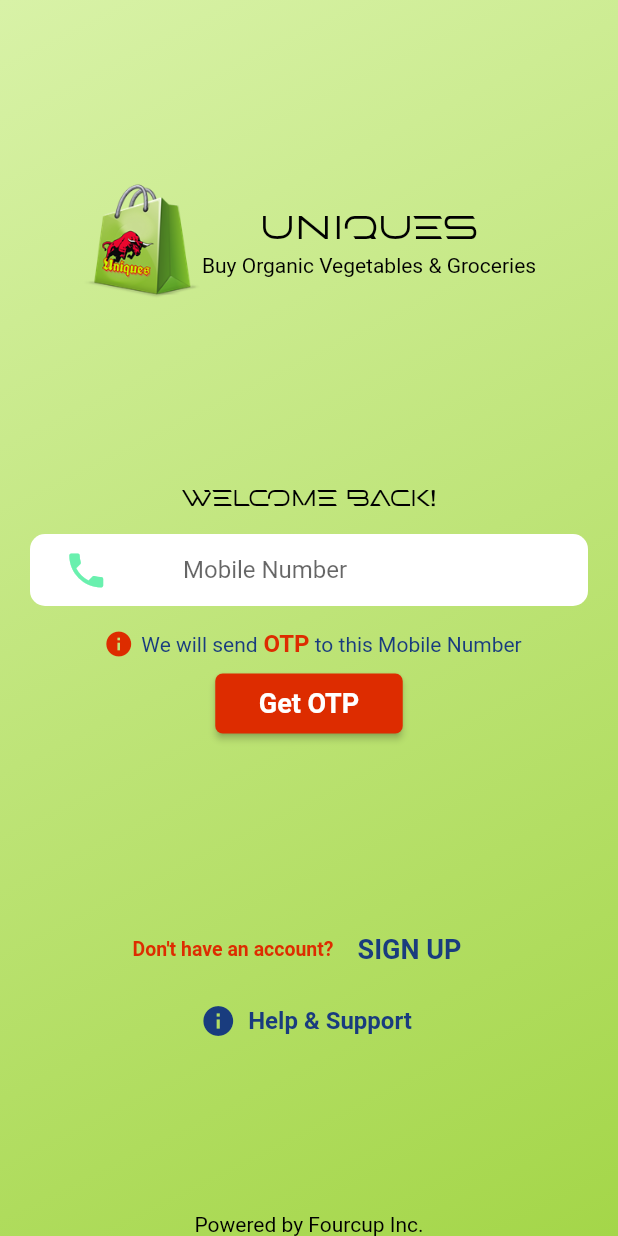
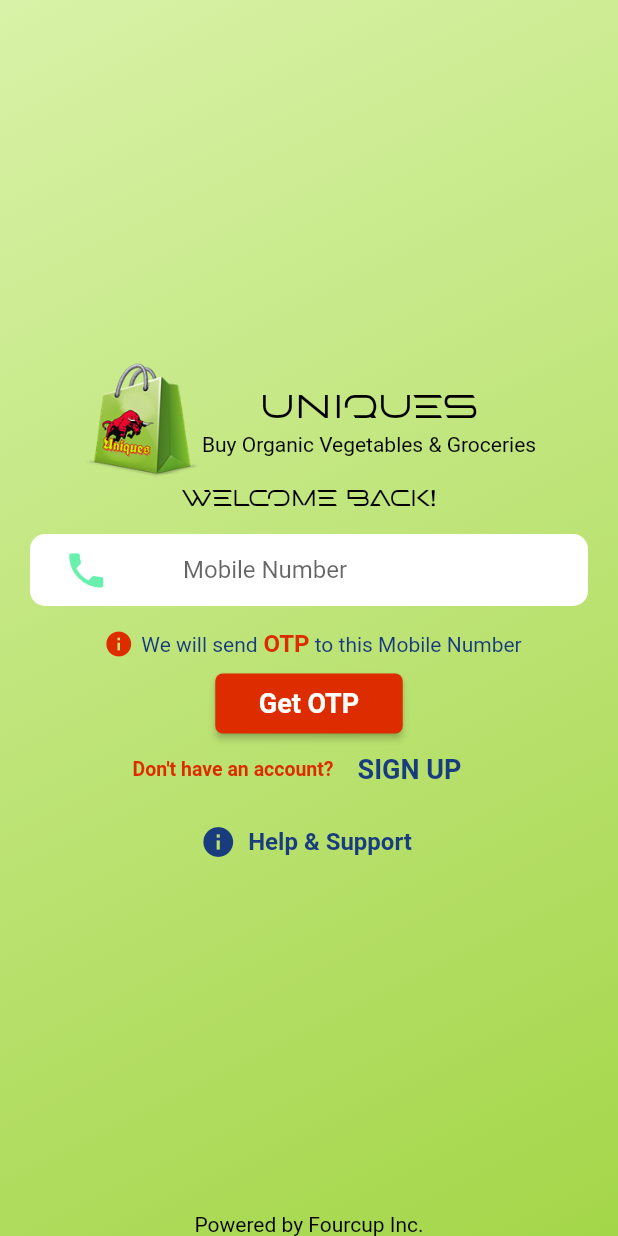
Before and after one commit to muthu-tm/food-order-app, a Flutter app: the screen it shows after launch, on a phone screen of 412 x 824 dp. Run offline on Flutter 3.47's test engine with Material 2 defaults, Android fonts, the phone set to English and light mode, and no system bars; our stand-ins replace cached_network_image, camera, carousel_pro, cloud_firestore, datetime_picker_formfield, email_validator and 14 more; missing offline and left inert: encrypt, exif, geoflutterfire; accounts and stored records are empty; generated files the repository leaves out were written again; Roboto replaces fonts that are missing (Georgia, Hind).

Commit message:
fixing compatible issue

```diff
--- a/lib/screens/home/LoginPage.dart
+++ b/lib/screens/home/LoginPage.dart
@@ -96,7 +96,7 @@ class _LoginPageState extends State<LoginPage> {
 
   Widget _getBody() {
     return Column(
-      mainAxisAlignment: MainAxisAlignment.spaceEvenly,
+      mainAxisAlignment: MainAxisAlignment.center,
       children: <Widget>[
         Row(
           mainAxisAlignment: MainAxisAlignment.center,
--- a/lib/screens/home/PhoneAuthVerify.dart
+++ b/lib/screens/home/PhoneAuthVerify.dart
@@ -79,7 +79,7 @@ class _PhoneAuthVerifyState extends State<PhoneAuthVerify> {
         ),
         child: SingleChildScrollView(
           child: Column(
-            mainAxisAlignment: MainAxisAlignment.start,
+            mainAxisAlignment: MainAxisAlignment.center,
             children: [
               SizedBox(
                 height: 20,
```
